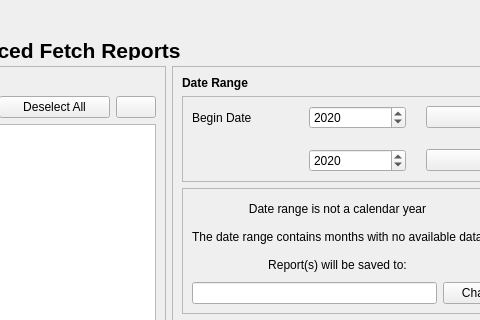
Old version of the form ui/FetchReportsTab.ui in the repository CS-4820-Library-Project/COUNTER-5-Report-Tool-2020-5.0; both pictures show x 450 to 930 and y 124 to 444 of the 1014 by 746 pixel window.
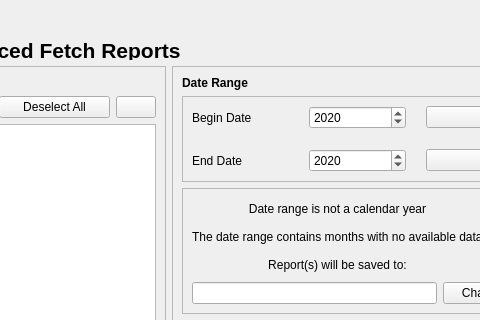
New version of the form. Icons and pictures are not drawn.

Diff of the .ui file:
```diff
--- a/ui/FetchReportsTab.ui
+++ b/ui/FetchReportsTab.ui
@@ -485,6 +485,13 @@
                     </property>
                    </widget>
                   </item>
+                  <item row="3" column="0">
+                   <widget class="QLabel" name="label_10">
+                    <property name="text">
+                     <string>End Date</string>
+                    </property>
+                   </widget>
+                  </item>
                  </layout>
                 </widget>
                </item>
```
